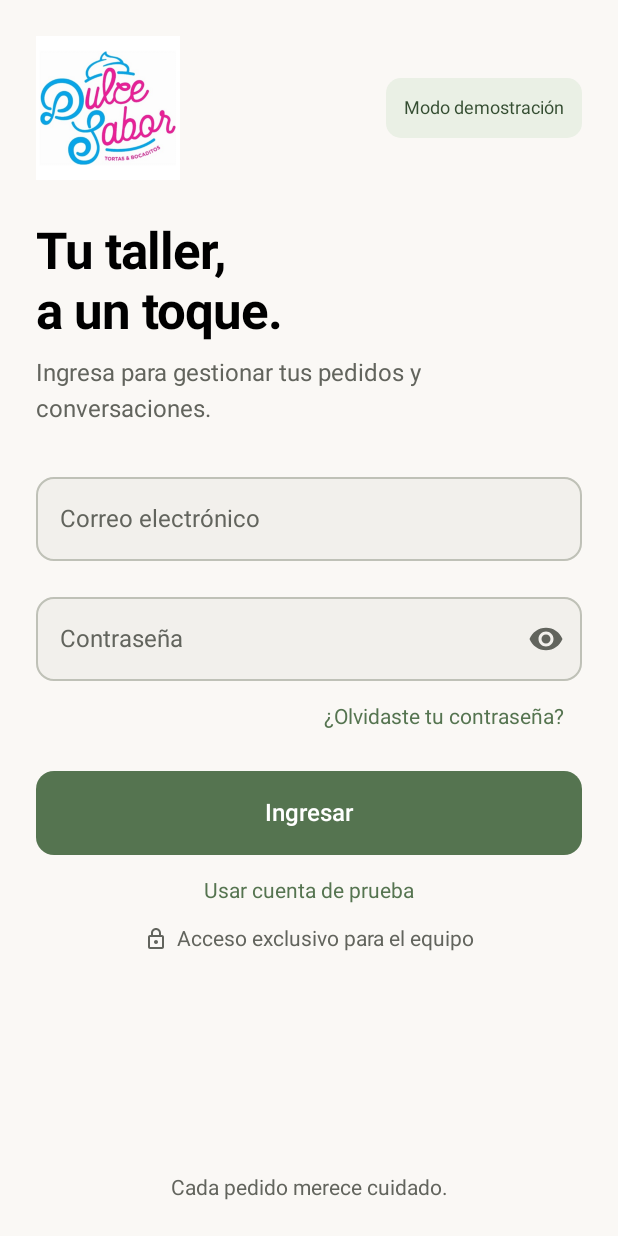
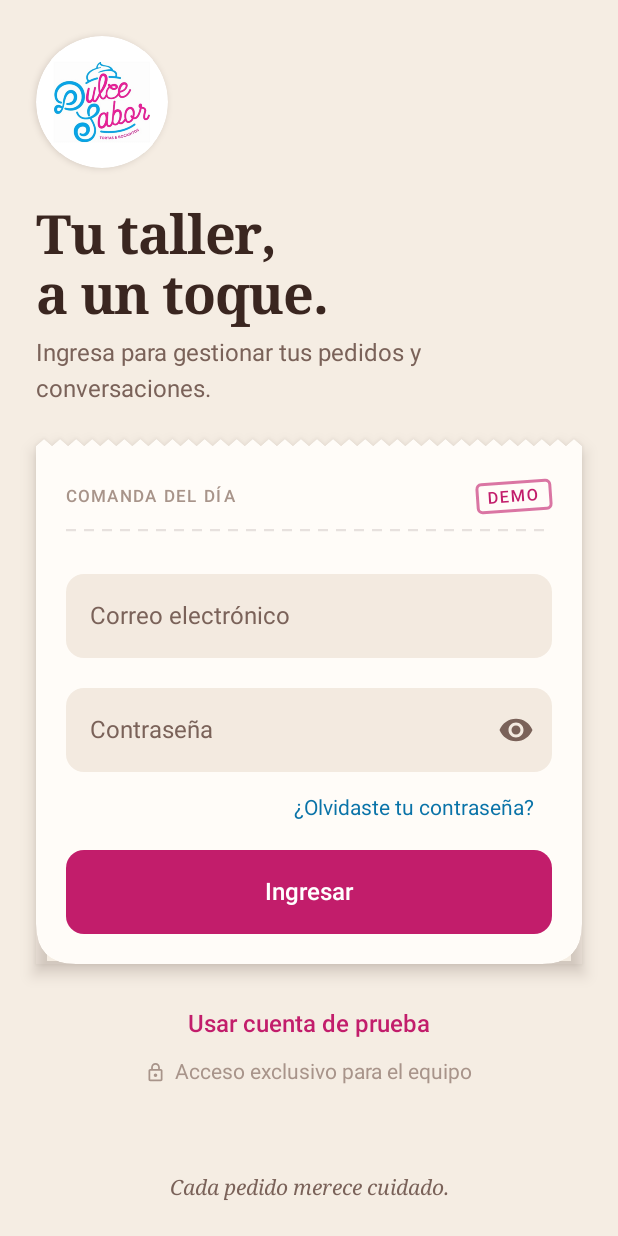
Before and after one commit to miguelbonifaz/dulce-sabor-android, an Android app built with Jetpack Compose: the screen it shows after launch (MainActivity), on a phone screen of 412 x 824 dp. Run offline under Robolectric (Android 15) with nearby library versions, the phone set to English and light mode, and no system bars.

Commit message:
Rediseñar login como comanda de pastelería con paleta del logo
Co-Authored-By: Claude Opus 5.5 <noreply@anthropic.com>
Claude-Session: https://claude.ai/code/session_01AhKUfp2q9XHvDSSGFHPV48

```diff
--- a/app/src/main/java/com/dulcesabor/android/ui/LoginScreen.kt
+++ b/app/src/main/java/com/dulcesabor/android/ui/LoginScreen.kt
@@ -1,6 +1,19 @@
 package com.dulcesabor.android.ui
 
+import androidx.compose.foundation.Canvas
 import androidx.compose.foundation.Image
+import androidx.compose.foundation.border
+import androidx.compose.foundation.layout.Box
+import androidx.compose.foundation.shape.CircleShape
+import androidx.compose.foundation.shape.GenericShape
+import androidx.compose.foundation.shape.RoundedCornerShape
+import androidx.compose.ui.draw.rotate
+import androidx.compose.ui.draw.shadow
+import androidx.compose.ui.geometry.Offset
+import androidx.compose.ui.graphics.Color
+import androidx.compose.ui.graphics.PathEffect
+import androidx.compose.ui.text.font.FontFamily
+import androidx.compose.ui.text.font.FontStyle
 import androidx.compose.foundation.background
 import androidx.compose.foundation.layout.Arrangement
 import androidx.compose.foundation.layout.BoxWithConstraints
@@ -30,7 +43,6 @@ import androidx.compose.material3.IconButton
 import androidx.compose.material3.MaterialTheme
 import androidx.compose.material3.OutlinedTextField
 import androidx.compose.material3.OutlinedTextFieldDefaults
-import androidx.compose.material3.Surface
 import androidx.compose.material3.Text
 import androidx.compose.material3.TextButton
 import androidx.compose.runtime.Composable
@@ -53,11 +65,11 @@ import androidx.compose.ui.text.input.PasswordVisualTransformation
 import androidx.compose.ui.text.input.VisualTransformation
 import androidx.compose.ui.tooling.preview.Preview
 import androidx.compose.ui.unit.dp
-import androidx.compose.ui.unit.sp
 import com.dulcesabor.android.R
 import com.dulcesabor.android.auth.LoginError
 import com.dulcesabor.android.auth.LoginUiState
 import com.dulcesabor.android.ui.theme.DulceSaborTheme
+import com.dulcesabor.android.ui.theme.Pasteleria
 
 @Composable
 fun LoginScreen(
@@ -94,47 +106,61 @@ fun LoginScreen(
             verticalArrangement = Arrangement.SpaceBetween,
         ) {
             Column {
+                LogoLabel()
+                Spacer(Modifier.height(24.dp))
+                Text(
+                    stringResource(R.string.login_title),
+                    style = MaterialTheme.typography.headlineLarge,
+                    color = MaterialTheme.colorScheme.onBackground,
+                )
+                Spacer(Modifier.height(8.dp))
+                Text(
+                    stringResource(R.string.login_subtitle),
+                    style = MaterialTheme.typography.bodyLarge,
+                    color = MaterialTheme.colorScheme.onSurfaceVariant,
+                )
+                Spacer(Modifier.height(24.dp))
+
+                // La comanda: el ticket de pedido que sostiene el formulario.
+                Column(
+                    modifier = Modifier
+                        .fillMaxWidth()
+                        .shadow(elevation = 6.dp, shape = ComandaShape, ambientColor = Pasteleria.Chocolate, spotColor = Pasteleria.Chocolate)
+                        .background(MaterialTheme.colorScheme.surface, ComandaShape)
+                        .padding(start = 20.dp, end = 20.dp, top = 28.dp, bottom = 20.dp),
+                ) {
                     Row(
                         modifier = Modifier.fillMaxWidth(),
                         verticalAlignment = Alignment.CenterVertically,
                         horizontalArrangement = Arrangement.SpaceBetween,
                     ) {
-                    Image(
-                        painter = painterResource(R.drawable.dulce_sabor_logo),
-                        contentDescription = stringResource(R.string.app_name),
-                        modifier = Modifier.size(96.dp),
+                        Text(
+                            stringResource(R.string.order_label).uppercase(),
+                            style = MaterialTheme.typography.labelSmall,
+                            color = Pasteleria.Harina,
                         )
-                    Surface(
-                        shape = MaterialTheme.shapes.small,
-                        color = MaterialTheme.colorScheme.primaryContainer,
-                        contentColor = MaterialTheme.colorScheme.onPrimaryContainer,
-                    ) {
-                        Text(
-                            text = stringResource(R.string.demo_mode),
-                            modifier = Modifier.padding(horizontal = 12.dp, vertical = 8.dp),
-                            fontSize = 12.sp,
-                        )
+                        DemoStamp()
                     }
-                }
-                Spacer(Modifier.height(28.dp))
-                Text(stringResource(R.string.login_title), style = MaterialTheme.typography.headlineLarge)
                     Spacer(Modifier.height(12.dp))
-                Text(
-                    stringResource(R.string.login_subtitle),
-                    style = MaterialTheme.typography.bodyLarge,
-                    color = MaterialTheme.colorScheme.onSurfaceVariant,
-                )
-                Spacer(Modifier.height(28.dp))
+                    DashedRule()
+                    Spacer(Modifier.height(20.dp))
 
                     val fieldColors = OutlinedTextFieldDefaults.colors(
                         unfocusedContainerColor = MaterialTheme.colorScheme.surfaceVariant,
                         focusedContainerColor = MaterialTheme.colorScheme.surfaceVariant,
+                        disabledContainerColor = MaterialTheme.colorScheme.surfaceVariant,
+                        unfocusedBorderColor = Color.Transparent,
+                        disabledBorderColor = Color.Transparent,
+                        focusedBorderColor = MaterialTheme.colorScheme.secondary,
+                        focusedLabelColor = MaterialTheme.colorScheme.secondary,
+                        cursorColor = MaterialTheme.colorScheme.secondary,
+                        unfocusedLabelColor = MaterialTheme.colorScheme.onSurfaceVariant,
                     )
                     OutlinedTextField(
                         value = state.email,
                         onValueChange = onEmailChange,
                         label = { Text(stringResource(R.string.email_label)) },
-                    placeholder = { Text(stringResource(R.string.email_placeholder)) },
+                        placeholder = { Text(stringResource(R.string.email_placeholder), color = Pasteleria.Harina) },
                         singleLine = true,
                         enabled = !state.isLoading,
                         isError = state.invalidEmail,
@@ -147,7 +173,7 @@ fun LoginScreen(
                         colors = fieldColors,
                         modifier = Modifier.fillMaxWidth(),
                     )
-                Spacer(Modifier.height(16.dp))
+                    Spacer(Modifier.height(12.dp))
                     OutlinedTextField(
                         value = state.password,
                         onValueChange = onPasswordChange,
@@ -166,6 +192,7 @@ fun LoginScreen(
                                 Icon(
                                     painter = painterResource(if (passwordVisible) R.drawable.visibility_off else R.drawable.visibility),
                                     contentDescription = stringResource(if (passwordVisible) R.string.hide_password else R.string.show_password),
+                                    tint = MaterialTheme.colorScheme.onSurfaceVariant,
                                 )
                             }
                         },
@@ -178,7 +205,11 @@ fun LoginScreen(
                         modifier = Modifier.align(Alignment.End),
                         enabled = !state.isLoading,
                     ) {
-                    Text(stringResource(R.string.forgot_password), style = MaterialTheme.typography.bodyMedium)
+                        Text(
+                            stringResource(R.string.forgot_password),
+                            style = MaterialTheme.typography.bodyMedium,
+                            color = MaterialTheme.colorScheme.secondary,
+                        )
                     }
                     state.error?.let { error ->
                         Text(
@@ -188,7 +219,7 @@ fun LoginScreen(
                             modifier = Modifier.padding(bottom = 12.dp).semantics { liveRegion = LiveRegionMode.Polite },
                         )
                     }
-                Spacer(Modifier.height(12.dp))
+                    Spacer(Modifier.height(4.dp))
                     Button(
                         onClick = submit,
                         enabled = !state.isLoading,
@@ -196,31 +227,38 @@ fun LoginScreen(
                         shape = MaterialTheme.shapes.medium,
                     ) {
                         if (state.isLoading) {
-                        CircularProgressIndicator(Modifier.size(20.dp), strokeWidth = 2.dp)
+                            CircularProgressIndicator(Modifier.size(20.dp), strokeWidth = 2.dp, color = MaterialTheme.colorScheme.onPrimary)
                             Spacer(Modifier.size(12.dp))
                         }
                         Text(stringResource(if (state.isLoading) R.string.signing_in else R.string.sign_in))
                     }
+                }
+
+                Spacer(Modifier.height(16.dp))
                 TextButton(
                     onClick = onDemoAccount,
                     enabled = !state.isLoading,
                     modifier = Modifier.align(Alignment.CenterHorizontally),
                 ) {
-                    Text(stringResource(R.string.demo_account), style = MaterialTheme.typography.bodyMedium)
+                    Text(
+                        stringResource(R.string.demo_account),
+                        style = MaterialTheme.typography.labelLarge,
+                        color = MaterialTheme.colorScheme.primary,
+                    )
                 }
                 Row(
                     modifier = Modifier.fillMaxWidth(),
                     horizontalArrangement = Arrangement.spacedBy(6.dp, Alignment.CenterHorizontally),
                     verticalAlignment = Alignment.CenterVertically,
                 ) {
-                    Icon(Icons.Outlined.Lock, contentDescription = null, modifier = Modifier.size(16.dp), tint = MaterialTheme.colorScheme.onSurfaceVariant)
-                    Text(stringResource(R.string.staff_only), style = MaterialTheme.typography.bodyMedium, color = MaterialTheme.colorScheme.onSurfaceVariant)
+                    Icon(Icons.Outlined.Lock, contentDescription = null, modifier = Modifier.size(14.dp), tint = Pasteleria.Harina)
+                    Text(stringResource(R.string.staff_only), style = MaterialTheme.typography.bodyMedium, color = Pasteleria.Harina)
                 }
             }
             Text(
                 stringResource(R.string.brand_caption),
                 modifier = Modifier.align(Alignment.CenterHorizontally).padding(top = 32.dp),
-                style = MaterialTheme.typography.bodyMedium,
+                style = MaterialTheme.typography.bodyMedium.copy(fontStyle = FontStyle.Italic, fontFamily = FontFamily.Serif),
                 color = MaterialTheme.colorScheme.onSurfaceVariant,
             )
         }
@@ -238,6 +276,70 @@ fun LoginScreen(
     }
 }
 
+/** Ticket con borde dentado arriba, como una comanda arrancada del talonario. */
+private val ComandaShape = GenericShape { size, _ ->
+    val tooth = 16f
+    val depth = 7f
+    val radius = 40f
+    val teeth = (size.width / tooth).toInt().coerceAtLeast(1)
+    val step = size.width / teeth
+    moveTo(0f, depth)
+    for (i in 0 until teeth) {
+        lineTo(i * step + step / 2, 0f)
+        lineTo((i + 1) * step, depth)
+    }
+    lineTo(size.width, size.height - radius)
+    quadraticTo(size.width, size.height, size.width - radius, size.height)
+    lineTo(radius, size.height)
+    quadraticTo(0f, size.height, 0f, size.height - radius)
+    close()
+}
+
+@Composable
+private fun LogoLabel() {
+    Box(
+        modifier = Modifier
+            .size(88.dp)
+            .shadow(3.dp, CircleShape, ambientColor = Pasteleria.Chocolate, spotColor = Pasteleria.Chocolate)
+            .background(Color.White, CircleShape)
+            .padding(10.dp),
+        contentAlignment = Alignment.Center,
+    ) {
+        Image(
+            painter = painterResource(R.drawable.dulce_sabor_logo),
+            contentDescription = stringResource(R.string.app_name),
+            modifier = Modifier.fillMaxSize(),
+        )
+    }
+}
+
+@Composable
+private fun DemoStamp() {
+    Text(
+        stringResource(R.string.demo_mode).uppercase(),
+        style = MaterialTheme.typography.labelSmall,
+        color = MaterialTheme.colorScheme.primary,
+        modifier = Modifier
+            .rotate(-4f)
+            .border(1.5.dp, MaterialTheme.colorScheme.primary.copy(alpha = 0.6f), RoundedCornerShape(4.dp))
+            .padding(horizontal = 8.dp, vertical = 4.dp),
+    )
+}
+
+@Composable
+private fun DashedRule() {
+    val color = Pasteleria.Hilo
+    Canvas(Modifier.fillMaxWidth().height(1.dp)) {
+        drawLine(
+            color = color,
+            start = Offset(0f, 0f),
+            end = Offset(size.width, 0f),
+            strokeWidth = 1.dp.toPx() * 1.5f,
+            pathEffect = PathEffect.dashPathEffect(floatArrayOf(10f, 8f)),
+        )
+    }
+}
+
 @Preview(showBackground = true, widthDp = 390, heightDp = 844)
 @Composable
 private fun LoginPreview() {
--- a/app/src/main/java/com/dulcesabor/android/ui/theme/DulceSaborTheme.kt
+++ b/app/src/main/java/com/dulcesabor/android/ui/theme/DulceSaborTheme.kt
@@ -1,10 +1,10 @@
 package com.dulcesabor.android.ui.theme
 
+import androidx.compose.foundation.shape.RoundedCornerShape
 import androidx.compose.material3.MaterialTheme
 import androidx.compose.material3.Shapes
 import androidx.compose.material3.Typography
 import androidx.compose.material3.lightColorScheme
-import androidx.compose.foundation.shape.RoundedCornerShape
 import androidx.compose.runtime.Composable
 import androidx.compose.ui.graphics.Color
 import androidx.compose.ui.text.TextStyle
@@ -13,32 +13,51 @@ import androidx.compose.ui.text.font.FontWeight
 import androidx.compose.ui.unit.dp
 import androidx.compose.ui.unit.sp
 
+/** Colores del taller: papel de horno, crema batida, chocolate y los acentos del logo. */
+object Pasteleria {
+    val PapelHorno = Color(0xFFF5EDE3)
+    val CremaBatida = Color(0xFFFFFCF8)
+    val Masa = Color(0xFFF3EAE0)
+    val Chocolate = Color(0xFF3A2620)
+    val Cacao = Color(0xFF7A6259)
+    val Harina = Color(0xFFA8948A)
+    val Frambuesa = Color(0xFFC21D6B)
+    val FrambuesaSuave = Color(0xFFFBE4EE)
+    val Celeste = Color(0xFF0A73A8)
+    val Hilo = Color(0x1F3A2620)
+    val Error = Color(0xFFB3261E)
+}
+
 private val colors = lightColorScheme(
-    primary = Color(0xFF557450),
+    primary = Pasteleria.Frambuesa,
     onPrimary = Color.White,
-    primaryContainer = Color(0xFFEAF0E5),
-    onPrimaryContainer = Color(0xFF354E32),
-    background = Color(0xFFFAF8F5),
-    onBackground = Color(0xFF242724),
-    surface = Color(0xFFFAF8F5),
-    onSurface = Color(0xFF242724),
-    surfaceVariant = Color(0xFFF2F0EC),
-    onSurfaceVariant = Color(0xFF62645D),
-    outline = Color(0xFFBFC1B7),
-    error = Color(0xFFB3261E),
+    primaryContainer = Pasteleria.FrambuesaSuave,
+    onPrimaryContainer = Pasteleria.Frambuesa,
+    secondary = Pasteleria.Celeste,
+    onSecondary = Color.White,
+    background = Pasteleria.PapelHorno,
+    onBackground = Pasteleria.Chocolate,
+    surface = Pasteleria.CremaBatida,
+    onSurface = Pasteleria.Chocolate,
+    surfaceVariant = Pasteleria.Masa,
+    onSurfaceVariant = Pasteleria.Cacao,
+    outline = Pasteleria.Hilo,
+    outlineVariant = Pasteleria.Hilo,
+    error = Pasteleria.Error,
 )
 
 private val typography = Typography(
     headlineLarge = TextStyle(
-        fontFamily = FontFamily.SansSerif,
+        fontFamily = FontFamily.Serif,
         fontWeight = FontWeight.Bold,
-        fontSize = 34.sp,
+        fontSize = 36.sp,
         lineHeight = 40.sp,
-        letterSpacing = (-0.7).sp,
+        letterSpacing = (-0.8).sp,
     ),
     bodyLarge = TextStyle(fontSize = 16.sp, lineHeight = 24.sp),
     bodyMedium = TextStyle(fontSize = 14.sp, lineHeight = 20.sp),
     labelLarge = TextStyle(fontWeight = FontWeight.SemiBold, fontSize = 16.sp, lineHeight = 22.sp),
+    labelSmall = TextStyle(fontWeight = FontWeight.SemiBold, fontSize = 11.sp, lineHeight = 14.sp, letterSpacing = 1.4.sp),
 )
 
 @Composable
@@ -46,7 +65,11 @@ fun DulceSaborTheme(content: @Composable () -> Unit) {
     MaterialTheme(
         colorScheme = colors,
         typography = typography,
-        shapes = Shapes(small = RoundedCornerShape(10.dp), medium = RoundedCornerShape(12.dp)),
+        shapes = Shapes(
+            small = RoundedCornerShape(8.dp),
+            medium = RoundedCornerShape(12.dp),
+            large = RoundedCornerShape(16.dp),
+        ),
         content = content,
     )
 }
--- a/app/src/main/res/values/strings.xml
+++ b/app/src/main/res/values/strings.xml
@@ -3,7 +3,8 @@
     <string name="app_name">Dulce Sabor</string>
     <string name="login_title">Tu taller,\na un toque.</string>
     <string name="login_subtitle">Ingresa para gestionar tus pedidos y conversaciones.</string>
-    <string name="demo_mode">Modo demostración</string>
+    <string name="order_label">Comanda del día</string>
+    <string name="demo_mode">Demo</string>
     <string name="email_label">Correo electrónico</string>
     <string name="email_placeholder">nombre@dulcesabor.com</string>
     <string name="password_label">Contraseña</string>
```
Lines whose indentation alone changed are shown as unchanged.
